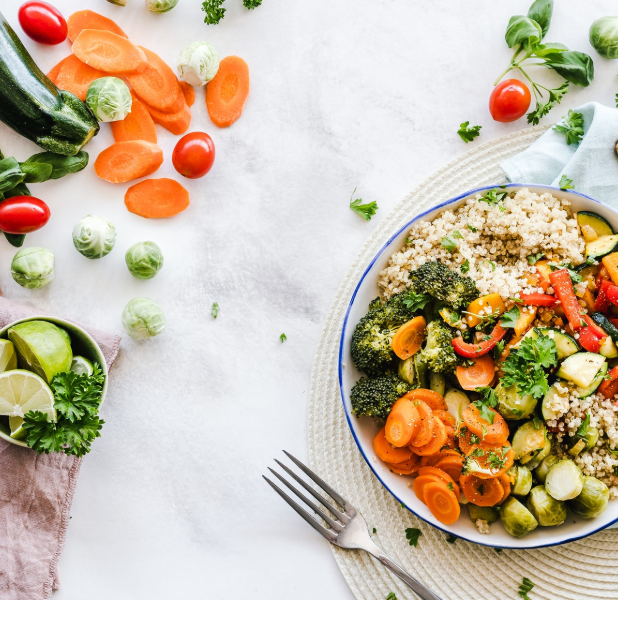
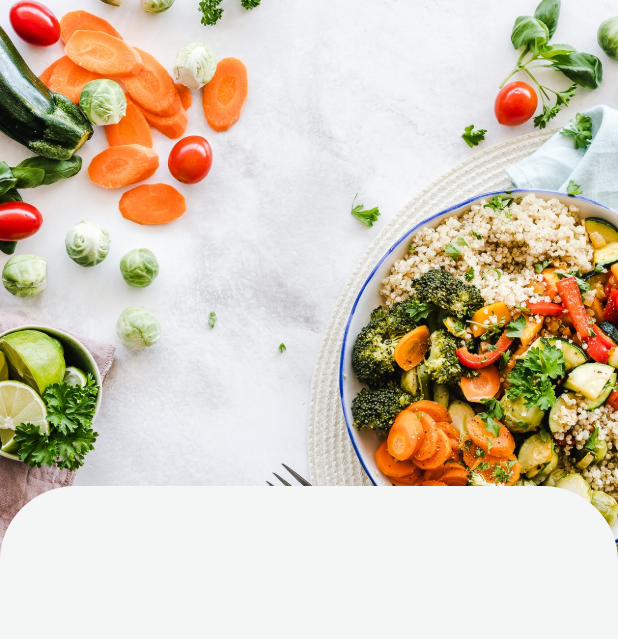
Before and after one commit to samuel051998/ProjectX, a Flutter app: the RecipesTab screen opened directly, after a tap on "Caramel Pecan Fudige", on a phone screen of 412 x 824 dp. Shown: the top 639 px of the screen. Run offline on Flutter 3.47's test engine with Material 2 defaults, Android fonts, the light colour scheme and no system bars.

Commit message:
edit detailScreen

```diff
--- a/dailyrecipesflutter/lib/screens/home/tabs/recipes/components/detailCard2.dart
+++ b/dailyrecipesflutter/lib/screens/home/tabs/recipes/components/detailCard2.dart
@@ -1,19 +1,51 @@
+import 'package:dailyrecipesflutter/constants.dart';
 import 'package:flutter/material.dart';
 
 class DetailCard2 extends StatelessWidget {
+  final String _imagePath;
+  final String _text;
+
+  DetailCard2(this._imagePath, this._text);
+
   @override
   Widget build(BuildContext context) {
-    return Stack(
+    return Container(
+      color: kBackgroundColor,
+      width: double.infinity,
+      child: Stack(
         children: <Widget>[
-        Container(
+          Align(
+            alignment: Alignment.topCenter,
+            child: AspectRatio(
+              aspectRatio: 1,
+              child: Container(
+                child: Hero(
                   child: Image(
-            image: AssetImage('assets/images/card1.jpg'),
+                    image: AssetImage(_imagePath),
                     height: 400.0,
                     width: double.infinity,
                     fit: BoxFit.cover,
                   ),
+                  tag: _text,
+                ),
+              ),
+            ),
+          ),
+          Align(
+            alignment: Alignment.bottomCenter,
+            child: Container(
+              width: double.infinity,
+              height: 500.0,
+              decoration: BoxDecoration(
+                  color: kBackgroundColor,
+                  borderRadius: BorderRadius.only(
+                    topLeft: Radius.circular(50.0),
+                    topRight: Radius.circular(50.0),
+                  )),
+            ),
           ),
         ],
+      ),
     );
   }
 }
--- a/dailyrecipesflutter/lib/screens/home/tabs/recipes/components/myCard.dart
+++ b/dailyrecipesflutter/lib/screens/home/tabs/recipes/components/myCard.dart
@@ -18,7 +18,7 @@ class MyCard extends StatelessWidget {
         Navigator.push(
             context,
             MaterialPageRoute(
-              builder: (context) => DetailCard2())//DetailCard(_imagePath, _text))
+              builder: (context) => DetailCard2(_imagePath, _text))//DetailCard(_imagePath, _text))
             );
       },
     );
```
Lines whose indentation alone changed are shown as unchanged.
